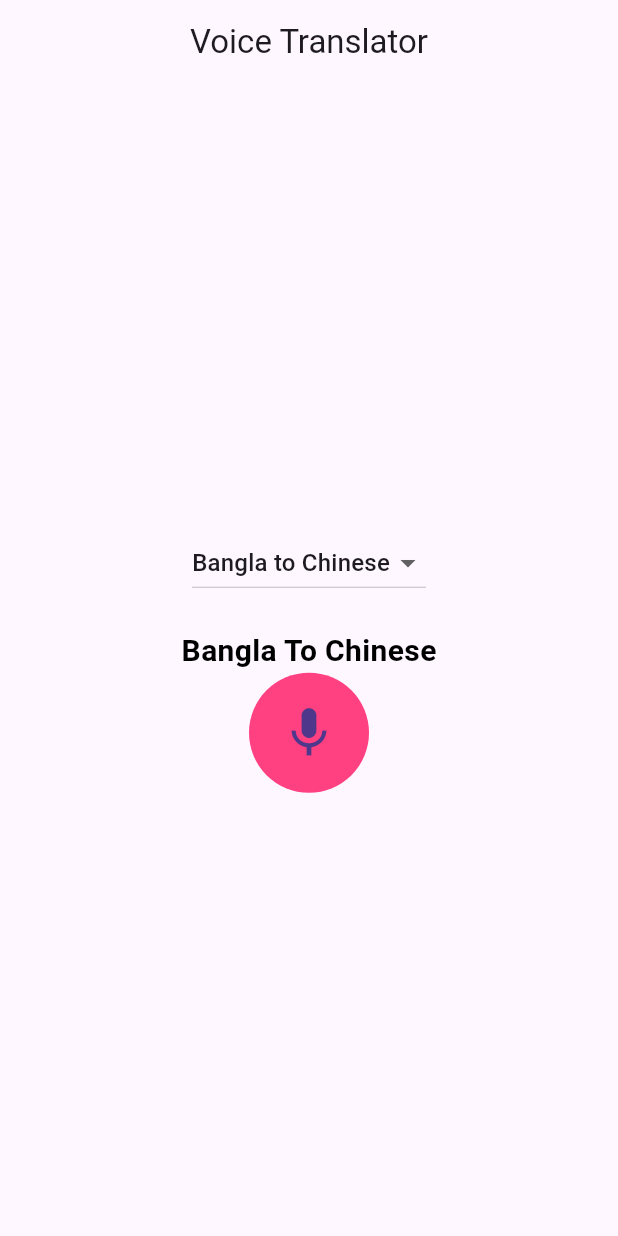
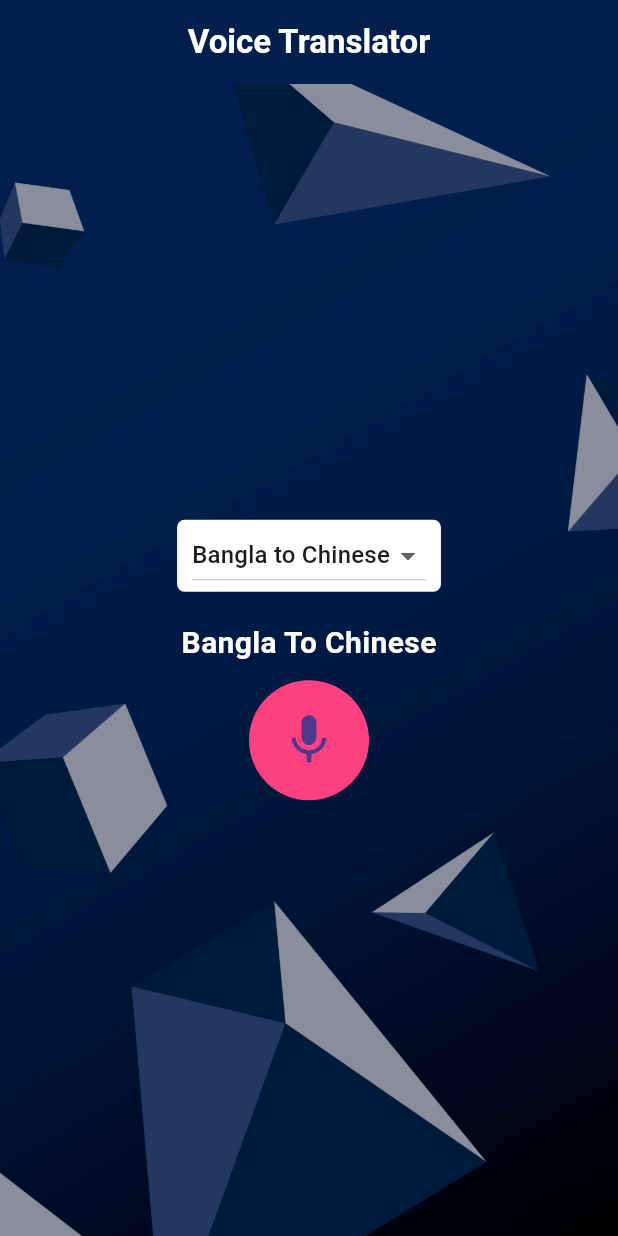
Before and after one commit to RootHex200/voice_tranlator_bangla_chinese, a Flutter app: the screen it shows after launch, on a phone screen of 412 x 824 dp. Run offline on Flutter 3.47's test engine with Material 3 defaults, Android fonts, the light colour scheme and no system bars; our stand-ins replace flutter_tts, permission_handler; missing offline and left inert: flutter_sound.

Commit message:
refactor design

```diff
--- a/lib/main.dart
+++ b/lib/main.dart
@@ -4,7 +4,6 @@ import 'package:flutter_tts/flutter_tts.dart';
 import 'package:flutter_sound/flutter_sound.dart';
 import 'package:http/http.dart' as http;
 import 'package:path_provider/path_provider.dart';
-import 'dart:io';
 import 'package:permission_handler/permission_handler.dart';
 import 'package:intl/intl.dart'; // For timestamp formatting
 
@@ -55,8 +54,10 @@ class _VoiceTranslatorState extends State<VoiceTranslator> {
 
   // Generate a unique file path for the recording
   Future<String> _generateUniqueFilePath() async {
-    final dir = await getApplicationDocumentsDirectory(); // Get the app directory
-    final timestamp = DateFormat('yyyyMMdd_HHmmss').format(DateTime.now()); // Create a timestamp
+    final dir =
+        await getApplicationDocumentsDirectory(); // Get the app directory
+    final timestamp = DateFormat('yyyyMMdd_HHmmss')
+        .format(DateTime.now()); // Create a timestamp
     return '${dir.path}/recorded_voice_$timestamp.wav'; // Unique file name
   }
 
@@ -79,20 +80,19 @@ class _VoiceTranslatorState extends State<VoiceTranslator> {
       _isBanglaRecording = false;
     });
 
-    log("Bangla audio recorded at: $_filePath");
+    // log("Bangla audio recorded at: $_filePath");
     final request = http.MultipartRequest(
       'POST',
-      Uri.parse('https://sabitur.hitaishi.com.bd/voice/bangla_voice_to_chinese_voice'),
+      Uri.parse(
+          'https://sabitur.hitaishi.com.bd/voice/bangla_voice_to_chinese_voice'),
     );
     request.files.add(await http.MultipartFile.fromPath('file', _filePath));
 
     final response = await request.send();
     if (response.statusCode == 200) {
       final translatedText = await response.stream.bytesToString();
-      print(translatedText);
       _speakChinese(translatedText);
     } else {
-      print('Failed to get response: ${response.statusCode}');
     }
   }
 
@@ -118,7 +118,8 @@ class _VoiceTranslatorState extends State<VoiceTranslator> {
     log("Chinese audio recorded at: $_filePath");
     final request = http.MultipartRequest(
       'POST',
-      Uri.parse('https://sabitur.hitaishi.com.bd/voice/chinese_voice_to_bangla'),
+      Uri.parse(
+          'https://sabitur.hitaishi.com.bd/voice/chinese_voice_to_bangla'),
     );
     request.files.add(await http.MultipartFile.fromPath('file', _filePath));
 
@@ -127,7 +128,6 @@ class _VoiceTranslatorState extends State<VoiceTranslator> {
       final translatedText = await response.stream.bytesToString();
       _speakBangla(translatedText);
     } else {
-      print('Failed to get response: ${response.statusCode}');
     }
   }
 
@@ -154,20 +154,38 @@ class _VoiceTranslatorState extends State<VoiceTranslator> {
   Widget build(BuildContext context) {
     return Scaffold(
       appBar: AppBar(
-        title: const Text('Voice Translator'),
+        backgroundColor: const Color(0xff001f4d),
+        title: const Text(
+          'Voice Translator',
+          style: TextStyle(color: Colors.white, fontWeight: FontWeight.bold),
+        ),
         centerTitle: true,
       ),
-      body: Center(
+      body: Container(
+        decoration: const BoxDecoration(
+          image: DecorationImage(
+            image: AssetImage(
+                "assets/images/bg.jpg"), // Replace with your actual image path
+            fit: BoxFit.cover,
+          ),
+        ),
+        child: Center(
           child: Padding(
             padding: const EdgeInsets.all(16.0),
             child: Column(
               crossAxisAlignment: CrossAxisAlignment.center,
               mainAxisAlignment: MainAxisAlignment.center,
               children: [
-              // Dropdown for selecting translation direction
-              DropdownButton<String>(
+                Container(
+                  padding:const EdgeInsets.symmetric(horizontal: 10),
+                  decoration: BoxDecoration(
+                    color: Colors.white, // Set the background color to white
+                    borderRadius:
+                        BorderRadius.circular(5.0), // Set the border radius
+                  ),
+                  child: DropdownButton<String>(
                     value: _selectedLanguagePair,
-                items: [
+                    items: const [
                       DropdownMenuItem(
                         value: "Bangla to Chinese",
                         child: Text("Bangla to Chinese"),
@@ -183,6 +201,7 @@ class _VoiceTranslatorState extends State<VoiceTranslator> {
                       });
                     },
                   ),
+                ),
                 const SizedBox(height: 20),
 
                 // Conditionally show record button based on selection
@@ -190,9 +209,12 @@ class _VoiceTranslatorState extends State<VoiceTranslator> {
                   const Text(
                     "Bangla To Chinese",
                     style: TextStyle(
-                      color: Colors.black,
+                        color: Colors.white,
                         fontWeight: FontWeight.bold,
                         fontSize: 20),
+                  ),
+                  const SizedBox(
+                    height: 10,
                   ),
                   GestureDetector(
                     onTap: _isBanglaRecording
@@ -216,9 +238,12 @@ class _VoiceTranslatorState extends State<VoiceTranslator> {
                   const Text(
                     "Chinese To Bangla",
                     style: TextStyle(
-                      color: Colors.black,
+                        color: Colors.white,
                         fontWeight: FontWeight.bold,
                         fontSize: 20),
+                  ),
+                  const SizedBox(
+                    height: 10,
                   ),
                   GestureDetector(
                     onTap: _isChineseRecording
@@ -243,6 +268,7 @@ class _VoiceTranslatorState extends State<VoiceTranslator> {
             ),
           ),
         ),
+      ),
     );
   }
 }
--- a/pubspec.yaml
+++ b/pubspec.yaml
@@ -66,9 +66,8 @@ flutter:
   uses-material-design: true
 
   # To add assets to your application, add an assets section, like this:
-  # assets:
-  #   - images/a_dot_burr.jpeg
-  #   - images/a_dot_ham.jpeg
+  assets:
+    - assets/images/  #   - images/a_dot_ham.jpeg
 
   # An image asset can refer to one or more resolution-specific "variants", see
   # https://flutter.dev/assets-and-images/#resolution-aware
```
Also changed, not shown: assets/images/bg.jpg (added), pubspec.lock. Lines whose indentation alone changed are shown as unchanged.
